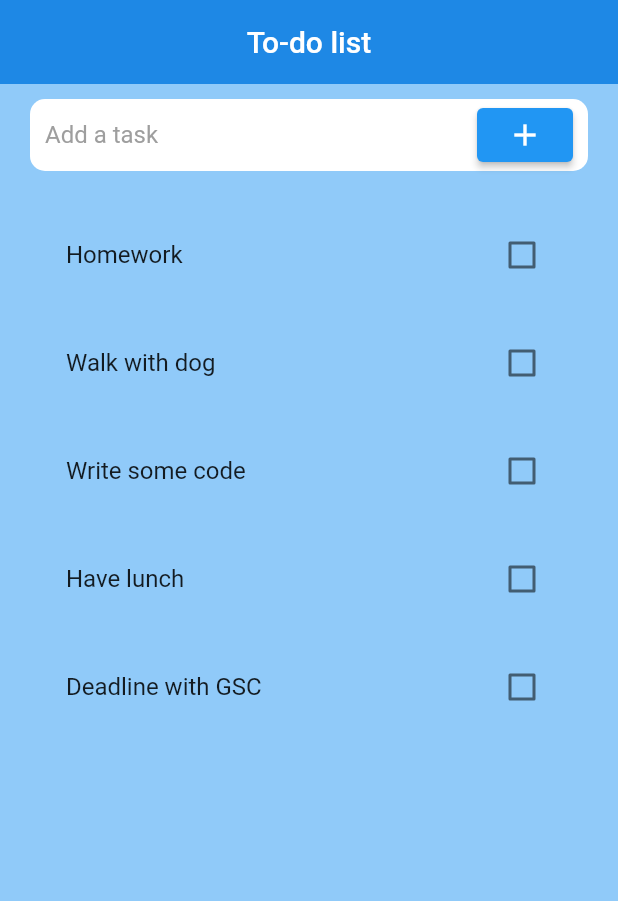
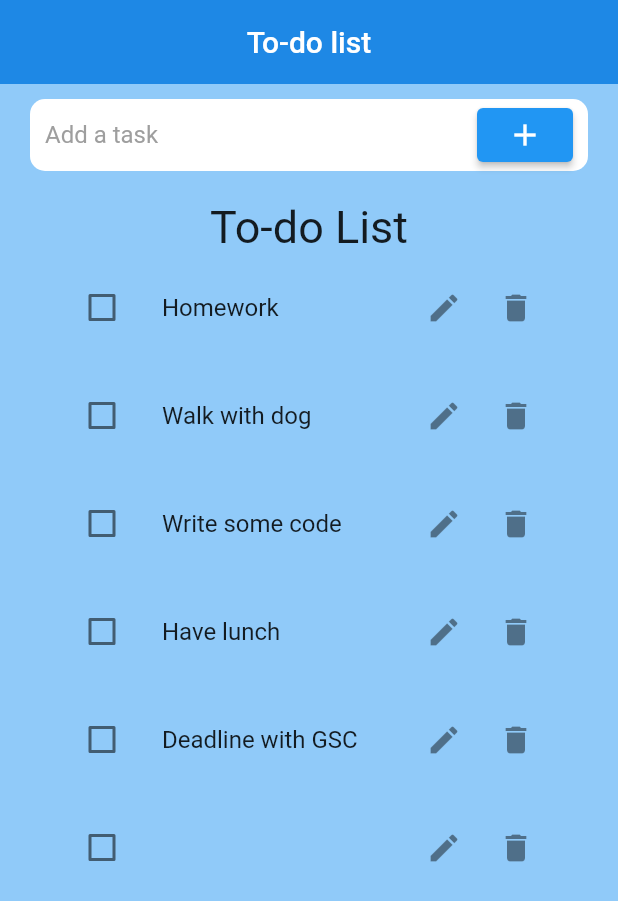
Before and after one commit to kenVis1529/To-do-list, a Flutter app: the screen it shows after launch, after a tap on the "add" icon, on a phone screen of 412 x 824 dp. Shown: the top 901 px of the screen. Run offline on Flutter 3.47's test engine with Material 2 defaults, Android fonts, the phone set to English and light mode, and no system bars.

Commit message:
Create Adding task bar, modify task list structure, adding task function

```diff
--- /dev/null
+++ b/lib/models/tasks.dart
@@ -0,0 +1,24 @@
+import 'package:to_do_list/models/task.dart';
+
+class Tasks {
+  List<Task> taskList = [
+    Task(title: "Homework", isDone: false),
+    Task(title: "Walk with dog", isDone: false),
+    Task(title: "Write some code", isDone: false),
+    Task(title: "Have lunch", isDone: false),
+    Task(title: "Deadline with GSC", isDone: false),
+  ];
+
+  // Thêm
+  void add(Task task) {
+    taskList.add(task);
+  }
+
+  // Xóa
+  void delete(Task task) {
+    taskList.remove(task);
+  }
+
+  // Sửa
+
+}
--- a/lib/screens/home.dart
+++ b/lib/screens/home.dart
@@ -1,5 +1,8 @@
+import 'dart:developer';
+
 import 'package:flutter/material.dart';
 import 'package:to_do_list/models/task.dart';
+import 'package:to_do_list/models/tasks.dart';
 
 class Home extends StatefulWidget {
   const Home({super.key});
@@ -9,13 +12,8 @@ class Home extends StatefulWidget {
 }
 
 class _HomeState extends State<Home> {
-  List<Task> tasks = [
-    Task(title: "Homework", isDone: false),
-    Task(title: "Walk with dog", isDone: false),
-    Task(title: "Write some code", isDone: false),
-    Task(title: "Have lunch", isDone: false),
-    Task(title: "Deadline with GSC", isDone: false),
-  ];
+  Tasks tasks = Tasks();
+  Task newTask = Task(title: "", isDone: false);
 
   @override
   Widget build(BuildContext context) {
@@ -44,6 +42,9 @@ class _HomeState extends State<Home> {
                 children: [
                   Expanded(
                     child: TextFormField(
+                      onChanged: (content) {
+                        newTask.title = content;
+                      },
                       decoration: const InputDecoration(
                           contentPadding: EdgeInsets.all(0.0),
                           border: InputBorder
@@ -52,7 +53,15 @@ class _HomeState extends State<Home> {
                           hintStyle: TextStyle(color: Colors.grey)),
                     ),
                   ),
-                  ElevatedButton(onPressed: () {}, child: const Icon(Icons.add))
+                  ElevatedButton(
+                      onPressed: () {
+                        /// Sau khi add task mới vào rồi thì biến newTask được renew
+                        setState(() {
+                          tasks.add(newTask);
+                          newTask = Task(title: "", isDone: false);
+                        });
+                      },
+                      child: const Icon(Icons.add))
                 ],
               ),
             ),
@@ -63,6 +72,10 @@ class _HomeState extends State<Home> {
             ///
             /// To-do list heading
             ///
+            const Text(
+              "To-do List",
+              style: TextStyle(fontSize: 30.0),
+            ),
 
             ///
             /// Tasks list
@@ -71,25 +84,43 @@ class _HomeState extends State<Home> {
               scrollDirection: Axis.vertical,
               shrinkWrap:
                   true, // Sửa lỗi "Vertical viewport was given unbounded height"
-              itemCount: tasks.length,
+              itemCount: tasks.taskList.length,
               itemBuilder: ((context, index) {
                 return Padding(
                     padding: const EdgeInsets.all(8.0),
                     child: Column(
                       children: [
-                        CheckboxListTile(
-                          title: Text(tasks[index].title),
-                          value: tasks[index].isDone,
-                          onChanged: (value) async {
-                            setState(() {
-                              tasks[index].isDone = !tasks[index].isDone;
-                              // if (tasks[index].isDone) {
-                              //   tasks.remove(tasks[index]);
-                              // }
-                            });
-                          },
-                          checkColor: Colors.white,
-                          activeColor: Colors.green,
+                        ListTile(
+                          leading: Checkbox(
+                            value: tasks.taskList[index].isDone,
+                            onChanged: (value) {
+                              setState(() {
+                                tasks.taskList[index].isDone =
+                                    !tasks.taskList[index].isDone;
+                              });
+                              log(tasks.taskList[index].isDone.toString());
+                            },
+                            activeColor: Colors.green,
+                            checkColor: Colors.white,
+                          ),
+                          title: Text(tasks.taskList[index].title),
+                          trailing: Row(
+                            mainAxisSize: MainAxisSize.min,
+                            children: [
+                              IconButton(
+                                onPressed: () {},
+                                icon: const Icon(Icons.edit),
+                              ),
+                              IconButton(
+                                icon: const Icon(Icons.delete),
+                                onPressed: () {
+                                  setState(() {
+                                    tasks.delete(tasks.taskList[index]);
+                                  });
+                                },
+                              ),
+                            ],
+                          ),
                         ),
                       ],
                     ));
```
Also changed, not shown: lib/todo.txt (+14 -7 lines).
